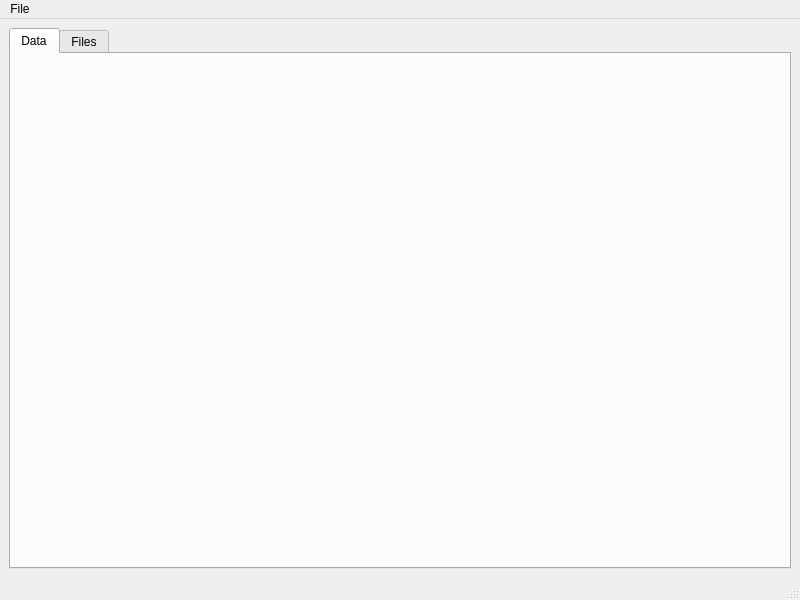
Qt form qmake/view_cal/mainwindow.ui (dfreese/BreastCal) before a commit.
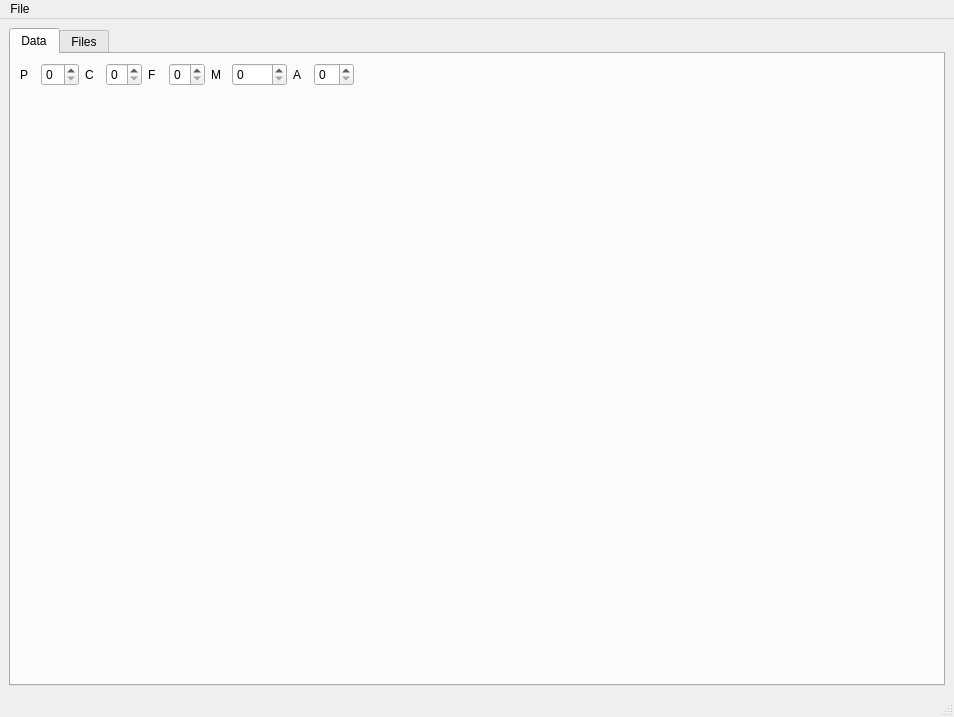
The same form after that commit. The open tabs and pages were chosen to show the change. Custom widgets are drawn as their Qt base class.

Commit message: with working root widgets

Patch:
```diff
--- a/qmake/view_cal/mainwindow.ui
+++ b/qmake/view_cal/mainwindow.ui
@@ -6,17 +6,15 @@
    <rect>
     <x>0</x>
     <y>0</y>
-    <width>800</width>
-    <height>600</height>
+    <width>954</width>
+    <height>717</height>
    </rect>
   </property>
   <property name="windowTitle">
    <string>MainWindow</string>
   </property>
   <widget class="QWidget" name="centralwidget">
-   <layout class="QGridLayout" name="gridLayout_2">
-    <item row="0" column="0">
-     <layout class="QGridLayout" name="gridLayout">
+   <layout class="QGridLayout" name="gridLayout">
       <item row="0" column="0">
        <widget class="QTabWidget" name="tabWidget">
         <property name="currentIndex">
@@ -26,6 +24,167 @@
          <attribute name="title">
           <string>Data</string>
          </attribute>
+         <layout class="QGridLayout" name="gridLayout_7">
+          <item row="0" column="0">
+           <layout class="QGridLayout" name="gridLayout_4">
+            <item row="0" column="1">
+             <layout class="QGridLayout" name="gridLayout_6">
+              <item row="0" column="1">
+               <widget class="TQtWidget" name="widget_root_01" native="true"/>
+              </item>
+              <item row="0" column="0">
+               <widget class="TQtWidget" name="widget_root_00" native="true"/>
+              </item>
+              <item row="1" column="0">
+               <widget class="TQtWidget" name="widget_root_10" native="true"/>
+              </item>
+              <item row="1" column="1">
+               <widget class="TQtWidget" name="widget_root_11" native="true"/>
+              </item>
+             </layout>
+            </item>
+            <item row="0" column="0">
+             <layout class="QGridLayout" name="gridLayout_5">
+              <item row="0" column="0">
+               <layout class="QHBoxLayout" name="horizontalLayout_2">
+                <item>
+                 <widget class="QLabel" name="label">
+                  <property name="maximumSize">
+                   <size>
+                    <width>15</width>
+                    <height>16777215</height>
+                   </size>
+                  </property>
+                  <property name="text">
+                   <string>P</string>
+                  </property>
+                 </widget>
+                </item>
+                <item>
+                 <widget class="QSpinBox" name="spinBox">
+                  <property name="maximumSize">
+                   <size>
+                    <width>38</width>
+                    <height>30</height>
+                   </size>
+                  </property>
+                 </widget>
+                </item>
+                <item>
+                 <widget class="QLabel" name="label_2">
+                  <property name="maximumSize">
+                   <size>
+                    <width>15</width>
+                    <height>16777215</height>
+                   </size>
+                  </property>
+                  <property name="text">
+                   <string>C</string>
+                  </property>
+                 </widget>
+                </item>
+                <item>
+                 <widget class="QSpinBox" name="spinBox_2">
+                  <property name="maximumSize">
+                   <size>
+                    <width>36</width>
+                    <height>16777215</height>
+                   </size>
+                  </property>
+                 </widget>
+                </item>
+                <item>
+                 <widget class="QLabel" name="label_3">
+                  <property name="maximumSize">
+                   <size>
+                    <width>15</width>
+                    <height>16777215</height>
+                   </size>
+                  </property>
+                  <property name="text">
+                   <string>F</string>
+                  </property>
+                 </widget>
+                </item>
+                <item>
+                 <widget class="QSpinBox" name="spinBox_3">
+                  <property name="maximumSize">
+                   <size>
+                    <width>36</width>
+                    <height>16777215</height>
+                   </size>
+                  </property>
+                  <property name="value">
+                   <number>0</number>
+                  </property>
+                 </widget>
+                </item>
+                <item>
+                 <widget class="QLabel" name="label_4">
+                  <property name="maximumSize">
+                   <size>
+                    <width>15</width>
+                    <height>16777215</height>
+                   </size>
+                  </property>
+                  <property name="text">
+                   <string>M</string>
+                  </property>
+                 </widget>
+                </item>
+                <item>
+                 <widget class="QSpinBox" name="spinBox_4">
+                  <property name="maximumSize">
+                   <size>
+                    <width>55</width>
+                    <height>16777215</height>
+                   </size>
+                  </property>
+                 </widget>
+                </item>
+                <item>
+                 <widget class="QLabel" name="label_5">
+                  <property name="maximumSize">
+                   <size>
+                    <width>15</width>
+                    <height>16777215</height>
+                   </size>
+                  </property>
+                  <property name="text">
+                   <string>A</string>
+                  </property>
+                 </widget>
+                </item>
+                <item>
+                 <widget class="QSpinBox" name="spinBox_5">
+                  <property name="maximumSize">
+                   <size>
+                    <width>40</width>
+                    <height>16777215</height>
+                   </size>
+                  </property>
+                 </widget>
+                </item>
+               </layout>
+              </item>
+              <item row="1" column="0">
+               <spacer name="verticalSpacer_2">
+                <property name="orientation">
+                 <enum>Qt::Vertical</enum>
+                </property>
+                <property name="sizeHint" stdset="0">
+                 <size>
+                  <width>20</width>
+                  <height>40</height>
+                 </size>
+                </property>
+               </spacer>
+              </item>
+             </layout>
+            </item>
+           </layout>
+          </item>
+         </layout>
         </widget>
         <widget class="QWidget" name="tab_files">
          <attribute name="title">
@@ -266,15 +425,13 @@
        </widget>
       </item>
      </layout>
-    </item>
-   </layout>
   </widget>
   <widget class="QMenuBar" name="menubar">
    <property name="geometry">
     <rect>
      <x>0</x>
      <y>0</y>
-     <width>800</width>
+     <width>954</width>
      <height>25</height>
     </rect>
    </property>
@@ -299,6 +456,14 @@
    </property>
   </action>
  </widget>
+ <customwidgets>
+  <customwidget>
+   <class>TQtWidget</class>
+   <extends>QWidget</extends>
+   <header location="global">TQtWidget.h</header>
+   <container>1</container>
+  </customwidget>
+ </customwidgets>
  <resources/>
  <connections/>
 </ui>
```
Left out of the diff: 2 changed lines with no effect on the pictures. The commit also changes 2 other files.
